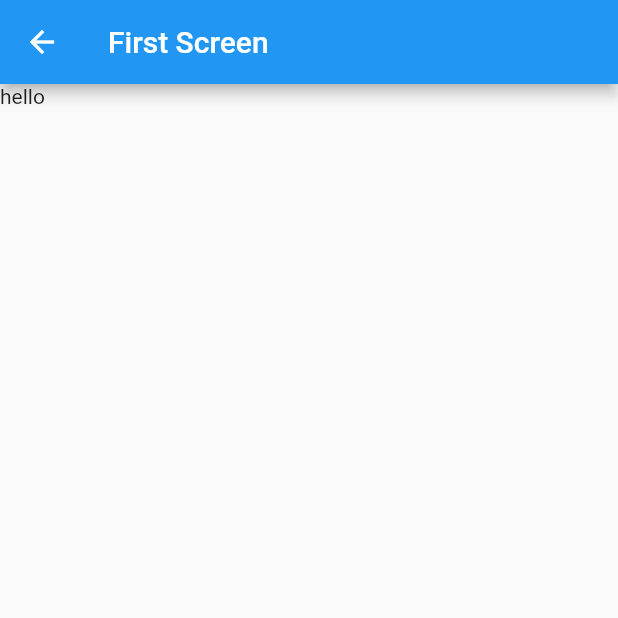
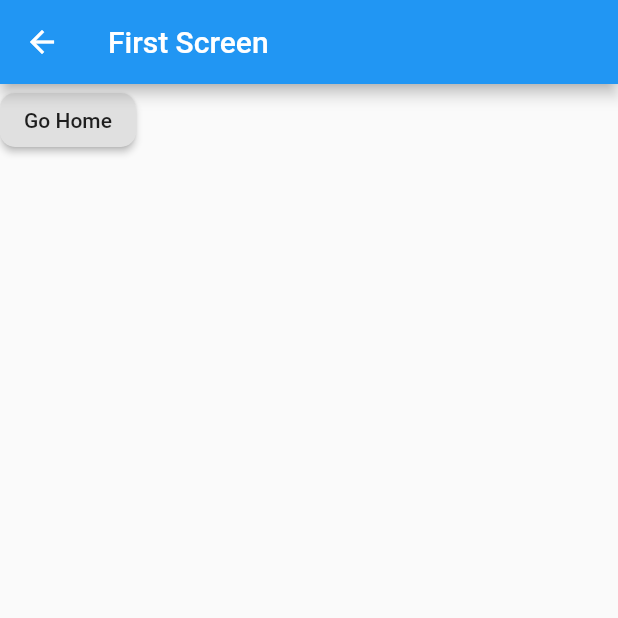
Before and after one commit to dearlsh94/flutter-hellow-world, a Flutter app: the First screen opened by its route, on a phone screen of 412 x 824 dp, the top half of it. Run offline on Flutter 3.47's test engine with Material 2 defaults, Android fonts, the phone set to English and light mode, and no system bars.

Commit message:
Route 페이지 설정 및 버튼 Redirect

```diff
--- a/lib/main.dart
+++ b/lib/main.dart
@@ -6,21 +6,20 @@ import 'package:hello_flutter/screens/first.dart';
 void main() => runApp(HelloFlutter());
 
 class HelloFlutter extends StatelessWidget {
+
   @override
   Widget build(BuildContext context) {
+
     return MaterialApp(
-      initialRoute: '/',
       routes: {
-        '/': (context) => Home(),
-        'first': (context) => First()
+        Home.routeName: (context) => Home(),
+        First.routeName: (context) => First()
       },
       theme: ThemeData(
         primarySwatch: Colors.blue,
         visualDensity: VisualDensity.adaptivePlatformDensity,
       ),
-      home: Scaffold(
-        appBar: AppBar(title: Text('My First App')), body: (Text('body'))
-      )
+      home: Home()
     );
   }
 }
--- a/lib/screens/first.dart
+++ b/lib/screens/first.dart
@@ -1,16 +1,30 @@
 import 'package:flutter/material.dart';
+import 'package:hello_flutter/screens/home.dart';
 
 class First extends StatelessWidget {
-
+  static const _title = 'First Screen';
   static String routeName = '/first';
 
   @override
   Widget build(BuildContext context) {
     return Scaffold(
-      appBar: AppBar(
-        title: Text('First Screen')
+      appBar: AppBar(title: Text(_title)),
+      body: Column(
+        mainAxisAlignment: MainAxisAlignment.start,
+        mainAxisSize: MainAxisSize.min,
+        crossAxisAlignment: CrossAxisAlignment.center,
+        verticalDirection: VerticalDirection.down,
+        children: <Widget>[
+          RaisedButton(
+            onPressed: () {
+              Navigator.pushNamed(context, Home.routeName);
+            },
+            child: Text('Go Home'),
+            shape: RoundedRectangleBorder(
+                borderRadius: new BorderRadius.circular(10.0)),
+          )
+        ],
       ),
-      body: Text('hello')
     );
   }
 }
```
Also changed, not shown: lib/screens/home.dart (+19 -5 lines).
